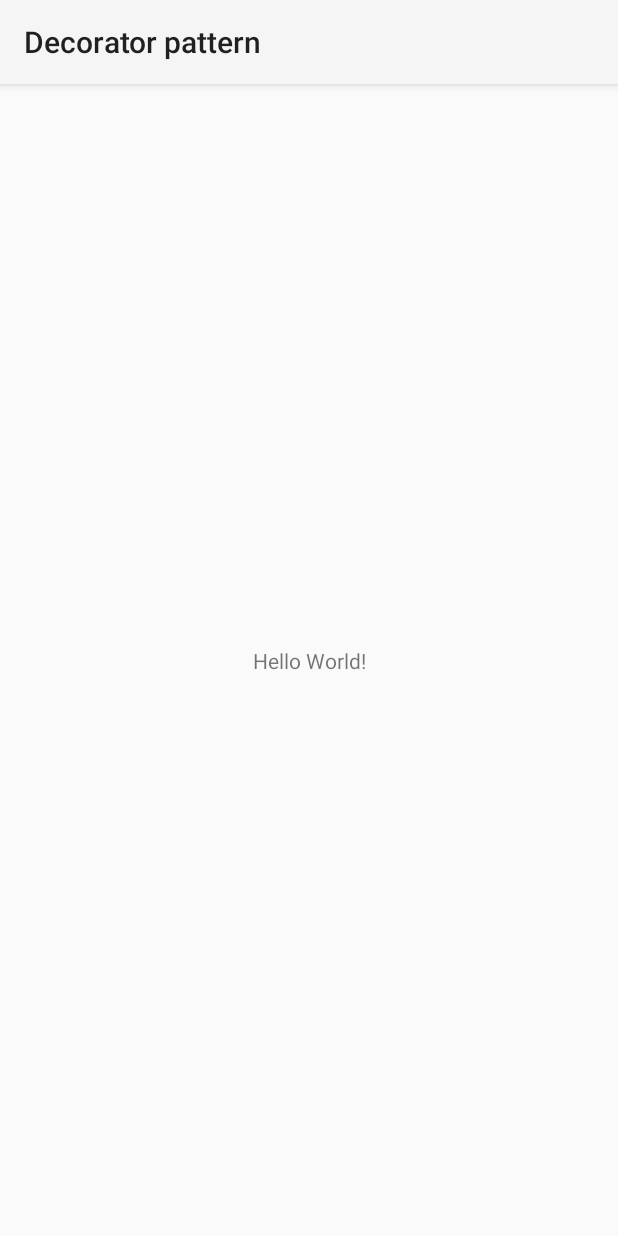
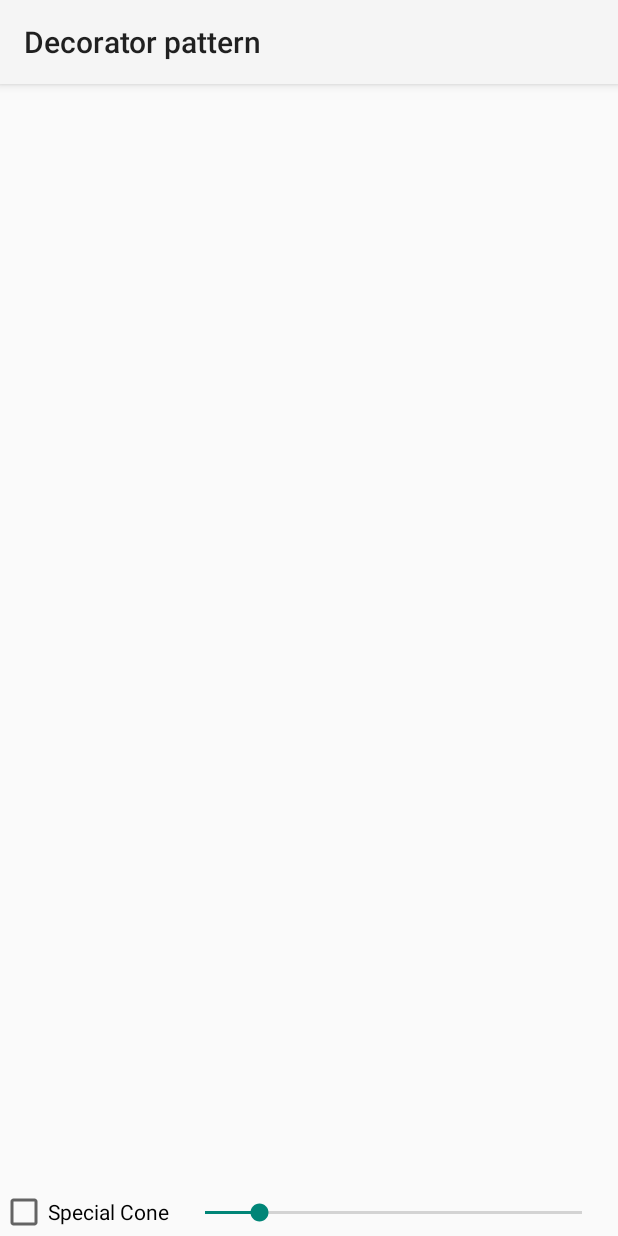
Before and after one commit to masooddalman/DecoratorPattern, an Android app: the screen it shows after launch (MainActivity), on a phone screen of 412 x 824 dp. Run offline under Robolectric (Android 15) with nearby library versions, the phone set to English and light mode, and no system bars.

Commit message:
add UI to the main activity

```diff
--- a/app/src/main/res/layout/activity_main.xml
+++ b/app/src/main/res/layout/activity_main.xml
@@ -6,13 +6,41 @@
     android:layout_height="match_parent"
     tools:context=".MainActivity">
 
+    <CheckBox
+        android:id="@+id/checkBoxSpecial"
+        android:layout_width="wrap_content"
+        android:layout_height="wrap_content"
+        app:layout_constraintStart_toStartOf="parent"
+        app:layout_constraintBottom_toBottomOf="parent"
+        android:text="Special Cone"/>
+
+    <SeekBar
+        android:id="@+id/seekbar"
+        android:layout_width="0dp"
+        android:layout_height="wrap_content"
+        android:max="7"
+        android:progress="1"
+        android:layout_margin="8dp"
+        app:layout_constraintBottom_toBottomOf="parent"
+        app:layout_constraintStart_toEndOf="@id/checkBoxSpecial"
+        app:layout_constraintEnd_toEndOf="parent"
+        app:layout_constraintTop_toTopOf="@id/checkBoxSpecial"/>
+
     <TextView
         android:layout_width="wrap_content"
         android:layout_height="wrap_content"
-        android:text="Hello World!"
-        app:layout_constraintBottom_toBottomOf="parent"
-        app:layout_constraintLeft_toLeftOf="parent"
-        app:layout_constraintRight_toRightOf="parent"
-        app:layout_constraintTop_toTopOf="parent" />
+        android:id="@+id/textviewPrice"
+        app:layout_constraintBottom_toTopOf="@id/seekbar"
+        app:layout_constraintStart_toStartOf="parent"
+        app:layout_constraintEnd_toEndOf="parent"/>
+
+    <androidx.constraintlayout.widget.ConstraintLayout
+        android:id="@+id/root"
+        android:layout_width="0dp"
+        android:layout_height="0dp"
+        app:layout_constraintStart_toStartOf="parent"
+        app:layout_constraintEnd_toEndOf="parent"
+        app:layout_constraintTop_toTopOf="parent"
+        app:layout_constraintBottom_toTopOf="@+id/textviewPrice"/>
 
 </androidx.constraintlayout.widget.ConstraintLayout>
```
